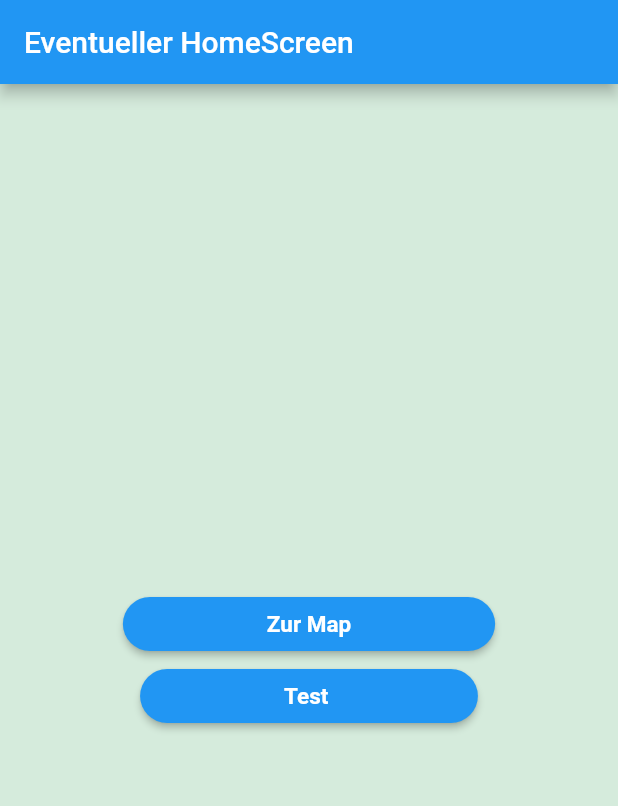
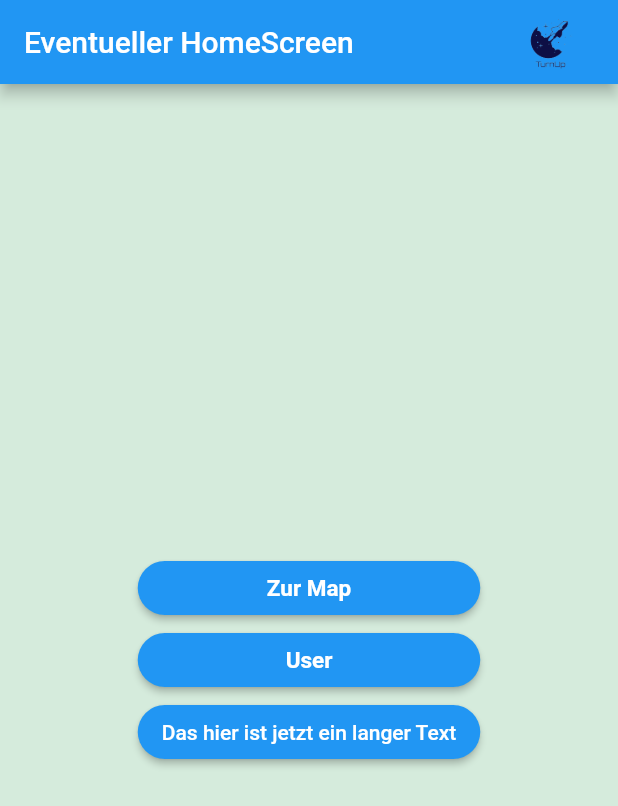
Before and after one commit to bitNoxis/turnup_try, a Flutter app: the HomeScreen screen opened by its route, on a phone screen of 412 x 824 dp. Shown: the top 806 px of the screen. Run offline on Flutter 3.47's test engine with Material 2 defaults, Android fonts, the phone set to English and light mode, and no system bars; our stand-ins replace cloud_firestore, firebase_auth, firebase_core, flutter_map, geolocator, latlong2; accounts and stored records are empty.

```diff
--- a/lib/screens/home/home.dart
+++ b/lib/screens/home/home.dart
@@ -1,4 +1,5 @@
 import 'package:flutter/material.dart';
+import 'package:turnup_try/currently_logged_in.dart';
 import 'package:turnup_try/screens/map/map.dart';
 import 'package:turnup_try/screens/users/test.dart';
 
@@ -7,18 +8,47 @@ class HomeScreen extends StatelessWidget {
 
   @override
   Widget build(BuildContext context) {
+    initialize().then((value) => debugPrint('finished'));
     return Scaffold(
         appBar: AppBar(
           automaticallyImplyLeading: false,
-        title: const Text("Eventueller HomeScreen"),
+          title: Text("Eventueller HomeScreen ${loggedInUser!.name}"),
+          actions: <Widget>[
+            Padding(
+              padding: const EdgeInsets.only(right: 20.0),
+              child: Material(
+                shape: const CircleBorder(),
+                clipBehavior: Clip.antiAliasWithSaveLayer,
+                color: Colors.transparent,
+                child: InkWell(
+                  onTap: () {},
+                  child: Ink.image(
+                    image: const AssetImage('assets/logo.png'),
+                    width: 50,
+                    fit: BoxFit.cover,
                   ),
-      body: Center(
-        child: ButtonBar(
+                ),
+              ),
+            ),
+          ],
+        ),
+        body: Stack(children: <Widget>[
+          Center(
+            child: IntrinsicWidth(
+              child: Column(
+                mainAxisAlignment: MainAxisAlignment.center,
+                crossAxisAlignment: CrossAxisAlignment.stretch,
+                mainAxisSize: MainAxisSize.max,
                 children: <Widget>[
                   ElevatedButton(
-              child: const Padding(
-                padding: EdgeInsets.symmetric(horizontal: 80),
-                child: Text(
+                    style: ElevatedButton.styleFrom(
+                        shape: RoundedRectangleBorder(
+                            borderRadius: BorderRadius.circular(20))),
+                    onPressed: () {
+                      Navigator.of(context).push(MaterialPageRoute(
+                          builder: (context) => const AnimatedMarkersMap()));
+                    },
+                    child: const Text(
                       "Zur Map",
                       style: TextStyle(
                           color: Colors.white,
@@ -26,37 +56,35 @@ class HomeScreen extends StatelessWidget {
                           fontSize: 15.0),
                     ),
                   ),
+                  ElevatedButton(
                     style: ElevatedButton.styleFrom(
                         shape: RoundedRectangleBorder(
                             borderRadius: BorderRadius.circular(20))),
                     onPressed: () {
                       Navigator.of(context).push(MaterialPageRoute(
-                    builder: (context) => const AnimatedMarkersMap()));
+                          builder: (context) => const OurUsers()));
                     },
-            ),
-            ElevatedButton(
-              child: const Padding(
-                padding: EdgeInsets.symmetric(horizontal: 80),
-                child: Text(
-                  "Test ",
+                    child: const Text(
+                      "User",
                       style: TextStyle(
                           color: Colors.white,
                           fontWeight: FontWeight.bold,
                           fontSize: 15.0),
                     ),
                   ),
+                  ElevatedButton(
                       style: ElevatedButton.styleFrom(
                           shape: RoundedRectangleBorder(
                               borderRadius: BorderRadius.circular(20))),
                       onPressed: () {
-                Navigator.of(context).push(
-                    MaterialPageRoute(builder: (context) => const OurUsers()));
+                        debugPrint(loggedInUser?.name);
+                        debugPrint(userLocation.toString());
                       },
-            ),
+                      child: const Text("Das hier ist jetzt ein langer Text")),
                 ],
-          alignment: MainAxisAlignment.center,
               ),
             ),
-    );
+          )
+        ]));
   }
 }
```
Also changed, not shown: lib/currently_logged_in.dart (added, +55 -0 lines), lib/screens/map/map.dart (+31 -11 lines), 2 other files. Lines whose indentation alone changed are shown as unchanged.
